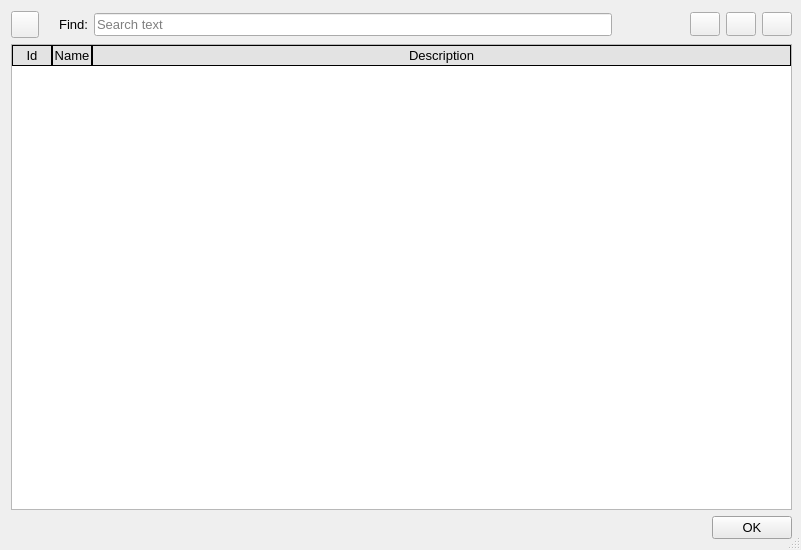
Above: src/app/seamly2d/dialogs/history_dialog.ui from FashionFreedom/Seamly2D before the change. Below: the same form after it.
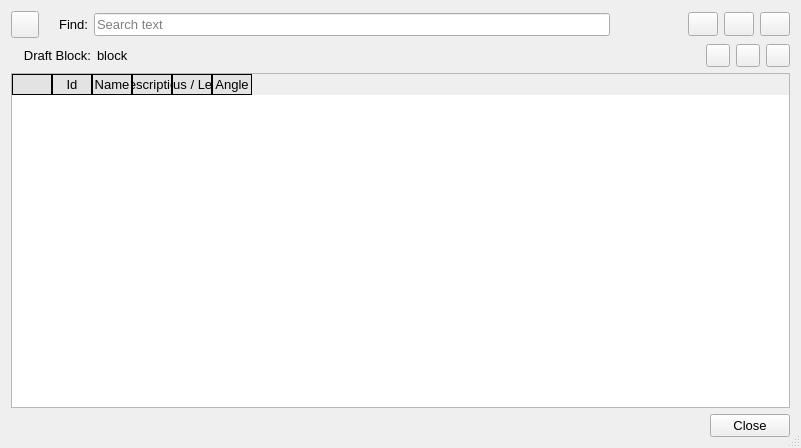
That is the form after the change. Icons and pictures are not drawn.

Commit message: enhance history dialog

```diff
--- a/src/app/seamly2d/dialogs/history_dialog.ui
+++ b/src/app/seamly2d/dialogs/history_dialog.ui
@@ -10,12 +10,12 @@
     <x>0</x>
     <y>0</y>
     <width>801</width>
-    <height>550</height>
+    <height>448</height>
    </rect>
   </property>
   <property name="minimumSize">
    <size>
-    <width>0</width>
+    <width>100</width>
     <height>0</height>
    </size>
   </property>
@@ -107,11 +107,6 @@
   <property name="sizeGripEnabled">
    <bool>true</bool>
   </property>
-  <layout class="QVBoxLayout" name="verticalLayout_2">
-   <property name="rightMargin">
-    <number>9</number>
-   </property>
-   <item>
     <layout class="QVBoxLayout" name="verticalLayout">
      <item>
       <layout class="QHBoxLayout" name="horizontalLayout">
@@ -394,6 +389,97 @@
        </item>
       </layout>
      </item>
+   <item>
+    <layout class="QHBoxLayout" name="horizontalLayout_2">
+     <item>
+      <widget class="QLabel" name="draftblock_Label">
+       <property name="sizePolicy">
+        <sizepolicy hsizetype="Preferred" vsizetype="Preferred">
+         <horstretch>0</horstretch>
+         <verstretch>0</verstretch>
+        </sizepolicy>
+       </property>
+       <property name="minimumSize">
+        <size>
+         <width>80</width>
+         <height>0</height>
+        </size>
+       </property>
+       <property name="text">
+        <string>Draft Block:</string>
+       </property>
+       <property name="alignment">
+        <set>Qt::AlignRight|Qt::AlignTrailing|Qt::AlignVCenter</set>
+       </property>
+      </widget>
+     </item>
+     <item>
+      <widget class="QLabel" name="draftblockName_Label">
+       <property name="sizePolicy">
+        <sizepolicy hsizetype="Expanding" vsizetype="Preferred">
+         <horstretch>0</horstretch>
+         <verstretch>0</verstretch>
+        </sizepolicy>
+       </property>
+       <property name="minimumSize">
+        <size>
+         <width>500</width>
+         <height>0</height>
+        </size>
+       </property>
+       <property name="text">
+        <string>block</string>
+       </property>
+      </widget>
+     </item>
+     <item>
+      <spacer name="horizontalSpacer">
+       <property name="orientation">
+        <enum>Qt::Horizontal</enum>
+       </property>
+       <property name="sizeHint" stdset="0">
+        <size>
+         <width>40</width>
+         <height>20</height>
+        </size>
+       </property>
+      </spacer>
+     </item>
+     <item>
+      <widget class="QToolButton" name="moveToTop_ToolButton">
+       <property name="text">
+        <string notr="true"/>
+       </property>
+       <property name="icon">
+        <iconset resource="../../../libs/vmisc/share/resources/theme.qrc">
+         <normaloff>:/icons/win.icon.theme/32x32/actions/go-top.png</normaloff>:/icons/win.icon.theme/32x32/actions/go-top.png</iconset>
+       </property>
+      </widget>
+     </item>
+     <item>
+      <widget class="QToolButton" name="moveToCursor_ToolButton">
+       <property name="text">
+        <string notr="true"/>
+       </property>
+       <property name="icon">
+        <iconset resource="../../../libs/vmisc/share/resources/icon.qrc">
+         <normaloff>:/icon/24x24/fast_forward_left_to_right_arrow.png</normaloff>:/icon/24x24/fast_forward_left_to_right_arrow.png</iconset>
+       </property>
+      </widget>
+     </item>
+     <item>
+      <widget class="QToolButton" name="moveToBottom_ToolButton">
+       <property name="text">
+        <string notr="true"/>
+       </property>
+       <property name="icon">
+        <iconset resource="../../../libs/vmisc/share/resources/theme.qrc">
+         <normaloff>:/icons/win.icon.theme/32x32/actions/go-bottom.png</normaloff>:/icons/win.icon.theme/32x32/actions/go-bottom.png</iconset>
+       </property>
+      </widget>
+     </item>
+    </layout>
+   </item>
      <item>
       <widget class="QTableWidget" name="tableWidget">
        <property name="palette">
@@ -475,7 +561,7 @@
         <bool>true</bool>
        </property>
        <property name="columnCount">
-        <number>3</number>
+      <number>6</number>
        </property>
        <attribute name="horizontalHeaderVisible">
         <bool>true</bool>
@@ -490,7 +576,7 @@
         <bool>false</bool>
        </attribute>
        <attribute name="horizontalHeaderStretchLastSection">
-        <bool>true</bool>
+      <bool>false</bool>
        </attribute>
        <attribute name="verticalHeaderVisible">
         <bool>true</bool>
@@ -504,6 +590,16 @@
        <attribute name="verticalHeaderHighlightSections">
         <bool>false</bool>
        </attribute>
+     <column>
+      <property name="text">
+       <string/>
+      </property>
+      <property name="font">
+       <font>
+        <pointsize>10</pointsize>
+       </font>
+      </property>
+     </column>
        <column>
         <property name="text">
          <string>Id</string>
@@ -535,15 +631,18 @@
         <property name="text">
          <string>Description</string>
         </property>
-        <property name="font">
-         <font>
-          <pointsize>10</pointsize>
-         </font>
+     </column>
+     <column>
+      <property name="text">
+       <string>Radius / Length</string>
+      </property>
+     </column>
+     <column>
+      <property name="text">
+       <string>Angle</string>
         </property>
        </column>
       </widget>
-     </item>
-    </layout>
    </item>
    <item>
     <widget class="QDialogButtonBox" name="buttonBox">
@@ -551,7 +650,7 @@
       <enum>Qt::Horizontal</enum>
      </property>
      <property name="standardButtons">
-      <set>QDialogButtonBox::Ok</set>
+      <set>QDialogButtonBox::Close</set>
      </property>
     </widget>
    </item>
```
Left out of the diff: 2 changed lines with no effect on the pictures. Lines whose indentation alone changed are shown as unchanged. The commit also changes 12 other files.
